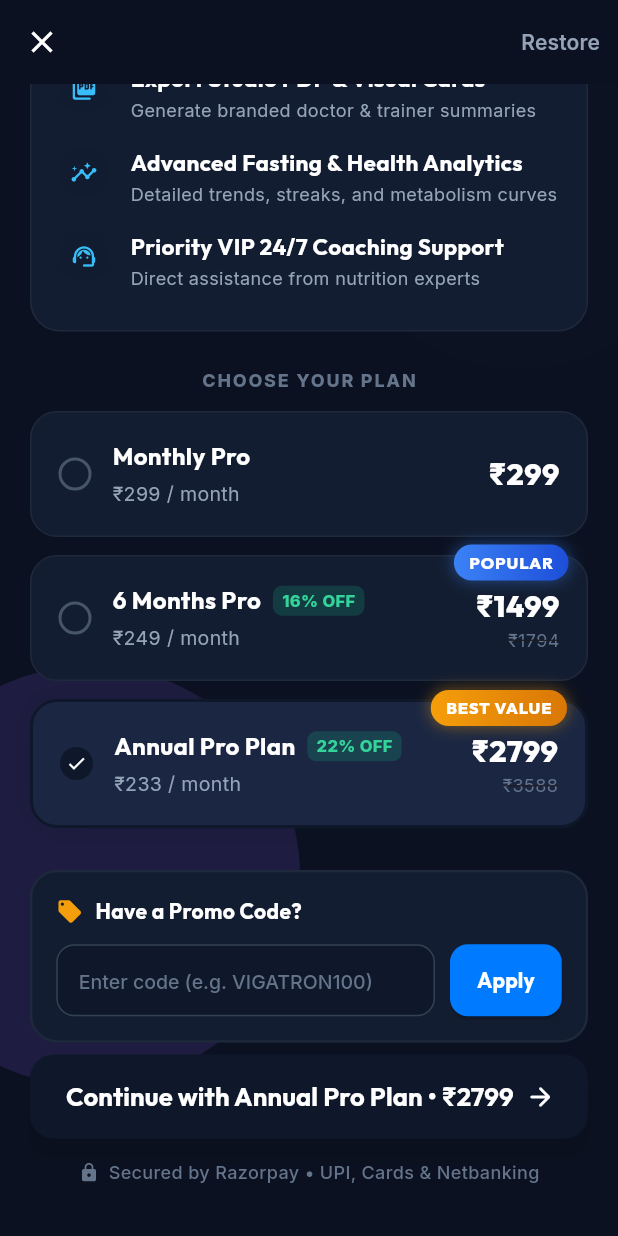
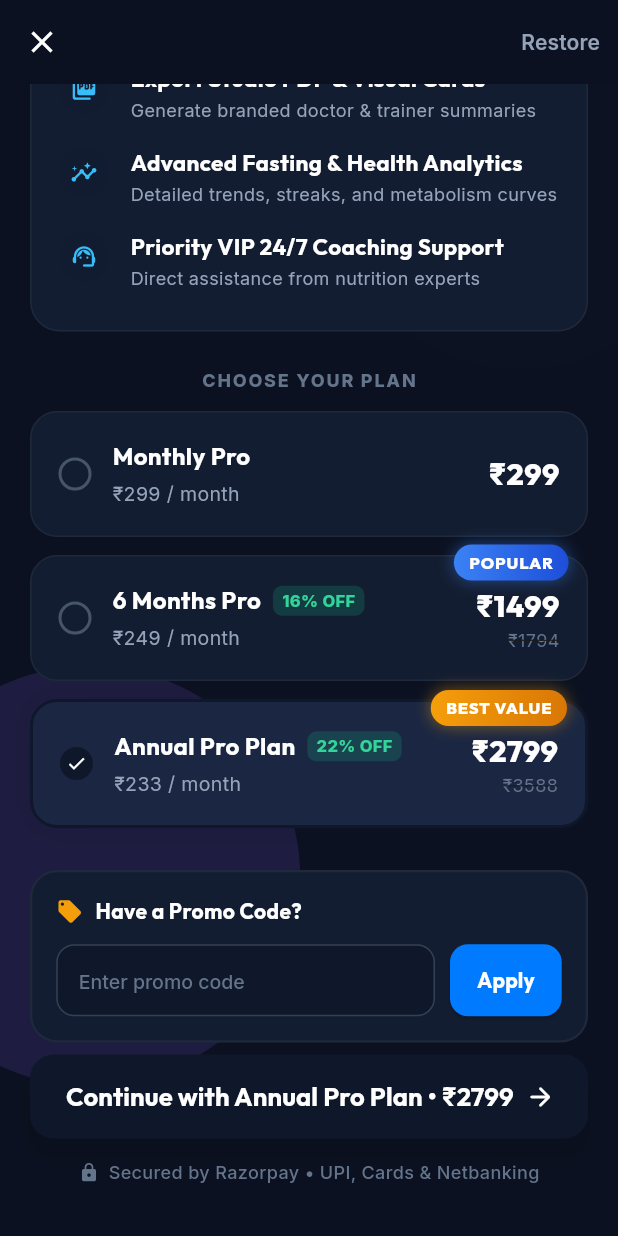
Before and after one commit to DARSHAN-URS/Fitsnap_App, a Flutter app: the SubscriptionScreen screen opened directly, scrolled down 298 dp, on a phone screen of 412 x 824 dp. Run offline on Flutter 3.47's test engine with Material 3 defaults, Android fonts, the phone set to English and light mode, and no system bars; our stand-ins replace app_links, cached_network_image, flutter_local_notifications, flutter_riverpod, flutter_secure_storage, geolocator and 8 more; missing offline and left inert: health, razorpay_flutter; accounts and stored records are empty; network calls fail.

Commit message:
Fix keyboard handling, remove promo code hint, and improve friend name and avatar image resolution

```diff
--- a/lib/screens/subscription_screen.dart
+++ b/lib/screens/subscription_screen.dart
@@ -56,7 +56,7 @@ class _SubscriptionScreenState extends ConsumerState<SubscriptionScreen> with Si
     final code = _promoController.text.trim();
     if (code.isEmpty) {
       ScaffoldMessenger.of(context).showSnackBar(
-        const SnackBar(content: Text('Please enter a promo code (e.g. VIGATRON100)')),
+        const SnackBar(content: Text('Please enter a promo code')),
       );
       return;
     }
@@ -333,6 +333,7 @@ class _SubscriptionScreenState extends ConsumerState<SubscriptionScreen> with Si
 
     return Scaffold(
       backgroundColor: const Color(0xFF0B1120),
+      resizeToAvoidBottomInset: true,
       appBar: AppBar(
         backgroundColor: Colors.transparent,
         elevation: 0,
@@ -354,7 +355,10 @@ class _SubscriptionScreenState extends ConsumerState<SubscriptionScreen> with Si
           ),
         ],
       ),
-      body: Stack(
+      body: GestureDetector(
+        behavior: HitTestBehavior.opaque,
+        onTap: () => FocusScope.of(context).unfocus(),
+        child: Stack(
           children: [
             // Background ambient glows
             Positioned(
@@ -384,6 +388,7 @@ class _SubscriptionScreenState extends ConsumerState<SubscriptionScreen> with Si
 
             SafeArea(
               child: SingleChildScrollView(
+                keyboardDismissBehavior: ScrollViewKeyboardDismissBehavior.onDrag,
                 padding: const EdgeInsets.symmetric(horizontal: 20, vertical: 10),
                 physics: const BouncingScrollPhysics(),
                 child: Column(
@@ -529,6 +534,7 @@ class _SubscriptionScreenState extends ConsumerState<SubscriptionScreen> with Si
           ),
         ],
       ),
+    ),
   );
   }
 
@@ -592,6 +598,7 @@ class _SubscriptionScreenState extends ConsumerState<SubscriptionScreen> with Si
                   child: TextField(
                     controller: _promoController,
                     textCapitalization: TextCapitalization.characters,
+                    scrollPadding: const EdgeInsets.only(bottom: 140),
                     style: GoogleFonts.inter(
                       fontSize: 14,
                       fontWeight: FontWeight.w700,
@@ -599,7 +606,7 @@ class _SubscriptionScreenState extends ConsumerState<SubscriptionScreen> with Si
                       letterSpacing: 1.1,
                     ),
                     decoration: InputDecoration(
-                      hintText: 'Enter code (e.g. VIGATRON100)',
+                      hintText: 'Enter promo code',
                       hintStyle: GoogleFonts.inter(
                         fontSize: 13,
                         color: const Color(0xFF64748B),
--- a/lib/services/api_service.dart
+++ b/lib/services/api_service.dart
@@ -1955,7 +1955,7 @@ class ApiService {
     }
   }
 
-  /// Apply promo code (e.g. VIGATRON100) to activate free VIP Pro access
+  /// Apply promo code to activate VIP Pro access
   static Future<Map<String, dynamic>> applyPromoCode(String promoCode) async {
     try {
       final response = await http.post(
```
Also changed, not shown: lib/screens/friend_profile_screen.dart (+20 -12 lines), lib/screens/groups_tab.dart (+42 -27 lines). Lines whose indentation alone changed are shown as unchanged.
